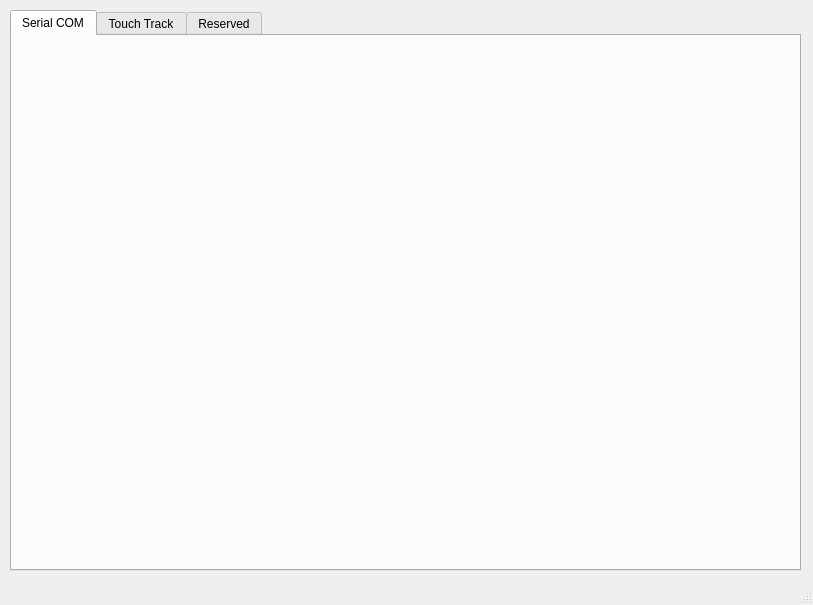
This is gui/MixSerialPort.ui in JayHeng/MixSerialPort as Qt 5 draws it before an edit. The edited form follows.
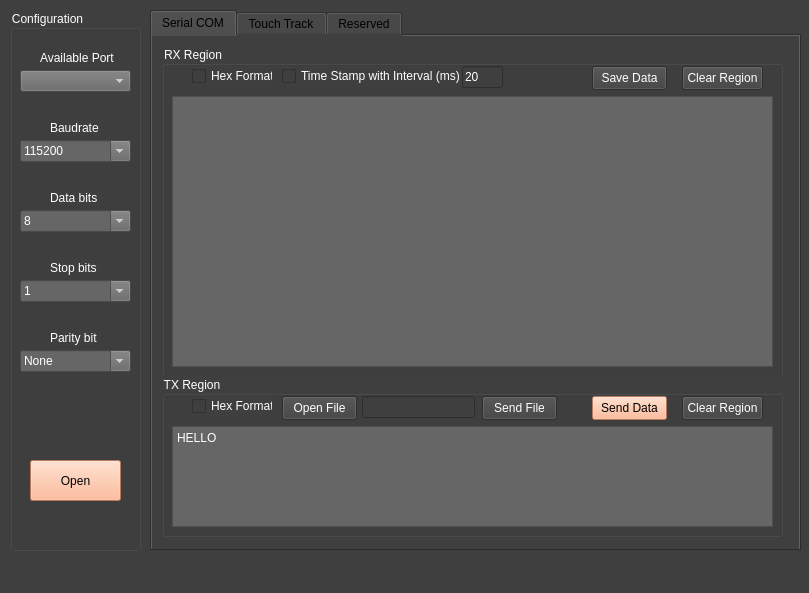
This is the edited form. The open tabs and pages were chosen to show the change.

Patch:
```diff
--- a/gui/MixSerialPort.ui
+++ b/gui/MixSerialPort.ui
@@ -6,30 +6,267 @@
    <rect>
     <x>0</x>
     <y>0</y>
-    <width>813</width>
-    <height>605</height>
+    <width>809</width>
+    <height>593</height>
    </rect>
   </property>
   <property name="windowTitle">
    <string>MixSerialPort</string>
   </property>
+  <property name="autoFillBackground">
+   <bool>true</bool>
+  </property>
+  <property name="styleSheet">
+   <string notr="true">background-color: rgb(63, 63, 63);</string>
+  </property>
   <widget class="QWidget" name="centralwidget">
+   <property name="autoFillBackground">
+    <bool>true</bool>
+   </property>
    <widget class="QTabWidget" name="tabWidget">
     <property name="geometry">
      <rect>
-      <x>10</x>
+      <x>150</x>
       <y>10</y>
-      <width>791</width>
-      <height>561</height>
+      <width>651</width>
+      <height>541</height>
      </rect>
     </property>
+    <property name="autoFillBackground">
+     <bool>true</bool>
+    </property>
+    <property name="styleSheet">
+     <string notr="true">background-color: rgb(63, 63, 63);
+</string>
+    </property>
     <property name="currentIndex">
      <number>1</number>
     </property>
-    <widget class="QWidget" name="tab1_com">
+    <widget class="QWidget" name="tab_com">
+     <property name="autoFillBackground">
+      <bool>true</bool>
+     </property>
+     <property name="styleSheet">
+      <string notr="true">background-color: rgb(63, 63, 63);</string>
+     </property>
      <attribute name="title">
       <string>Serial COM</string>
      </attribute>
+     <widget class="QGroupBox" name="groupBox_rx">
+      <property name="geometry">
+       <rect>
+        <x>10</x>
+        <y>10</y>
+        <width>621</width>
+        <height>331</height>
+       </rect>
+      </property>
+      <property name="styleSheet">
+       <string notr="true">color: rgb(255, 255, 255);</string>
+      </property>
+      <property name="title">
+       <string>RX Region</string>
+      </property>
+      <widget class="QTextEdit" name="textEdit_rx">
+       <property name="geometry">
+        <rect>
+         <x>10</x>
+         <y>50</y>
+         <width>601</width>
+         <height>271</height>
+        </rect>
+       </property>
+       <property name="styleSheet">
+        <string notr="true">background-color: rgb(102, 102, 102);</string>
+       </property>
+       <property name="readOnly">
+        <bool>true</bool>
+       </property>
+      </widget>
+      <widget class="QCheckBox" name="checkBox_rxHexFmt">
+       <property name="geometry">
+        <rect>
+         <x>30</x>
+         <y>20</y>
+         <width>81</width>
+         <height>20</height>
+        </rect>
+       </property>
+       <property name="text">
+        <string>Hex Format</string>
+       </property>
+      </widget>
+      <widget class="QCheckBox" name="checkBox_rxTimeStamp">
+       <property name="geometry">
+        <rect>
+         <x>120</x>
+         <y>20</y>
+         <width>181</width>
+         <height>20</height>
+        </rect>
+       </property>
+       <property name="text">
+        <string>Time Stamp with Interval (ms)</string>
+       </property>
+      </widget>
+      <widget class="QLineEdit" name="lineEdit_rxTimeStampInterval">
+       <property name="geometry">
+        <rect>
+         <x>300</x>
+         <y>20</y>
+         <width>41</width>
+         <height>22</height>
+        </rect>
+       </property>
+       <property name="text">
+        <string>20</string>
+       </property>
+      </widget>
+      <widget class="QPushButton" name="pushButton_rxSaveData">
+       <property name="geometry">
+        <rect>
+         <x>430</x>
+         <y>20</y>
+         <width>75</width>
+         <height>24</height>
+        </rect>
+       </property>
+       <property name="text">
+        <string>Save Data</string>
+       </property>
+      </widget>
+      <widget class="QPushButton" name="pushButton_rxClearRegion">
+       <property name="geometry">
+        <rect>
+         <x>520</x>
+         <y>20</y>
+         <width>81</width>
+         <height>24</height>
+        </rect>
+       </property>
+       <property name="text">
+        <string>Clear Region</string>
+       </property>
+      </widget>
+     </widget>
+     <widget class="QGroupBox" name="groupBox_tx">
+      <property name="geometry">
+       <rect>
+        <x>10</x>
+        <y>340</y>
+        <width>621</width>
+        <height>161</height>
+       </rect>
+      </property>
+      <property name="styleSheet">
+       <string notr="true">color: rgb(255, 255, 255);</string>
+      </property>
+      <property name="title">
+       <string>TX Region</string>
+      </property>
+      <widget class="QCheckBox" name="checkBox_txHexFmt">
+       <property name="geometry">
+        <rect>
+         <x>30</x>
+         <y>20</y>
+         <width>81</width>
+         <height>20</height>
+        </rect>
+       </property>
+       <property name="text">
+        <string>Hex Format</string>
+       </property>
+      </widget>
+      <widget class="QPushButton" name="pushButton_txOpenFile">
+       <property name="geometry">
+        <rect>
+         <x>120</x>
+         <y>20</y>
+         <width>75</width>
+         <height>24</height>
+        </rect>
+       </property>
+       <property name="text">
+        <string>Open File</string>
+       </property>
+      </widget>
+      <widget class="QLineEdit" name="lineEdit_txFile">
+       <property name="geometry">
+        <rect>
+         <x>200</x>
+         <y>20</y>
+         <width>113</width>
+         <height>22</height>
+        </rect>
+       </property>
+      </widget>
+      <widget class="QPushButton" name="pushButton_txSendFile">
+       <property name="geometry">
+        <rect>
+         <x>320</x>
+         <y>20</y>
+         <width>75</width>
+         <height>24</height>
+        </rect>
+       </property>
+       <property name="text">
+        <string>Send File</string>
+       </property>
+      </widget>
+      <widget class="QPushButton" name="pushButton_txSendData">
+       <property name="geometry">
+        <rect>
+         <x>430</x>
+         <y>20</y>
+         <width>75</width>
+         <height>24</height>
+        </rect>
+       </property>
+       <property name="styleSheet">
+        <string notr="true">background-color: rgb(255, 170, 127);
+color: rgb(0, 0, 0);</string>
+       </property>
+       <property name="text">
+        <string>Send Data</string>
+       </property>
+      </widget>
+      <widget class="QPushButton" name="pushButton_txClearRegion">
+       <property name="geometry">
+        <rect>
+         <x>520</x>
+         <y>20</y>
+         <width>81</width>
+         <height>24</height>
+        </rect>
+       </property>
+       <property name="text">
+        <string>Clear Region</string>
+       </property>
+      </widget>
+      <widget class="QTextEdit" name="textEdit_tx">
+       <property name="geometry">
+        <rect>
+         <x>10</x>
+         <y>50</y>
+         <width>601</width>
+         <height>101</height>
+        </rect>
+       </property>
+       <property name="styleSheet">
+        <string notr="true">background-color: rgb(102, 102, 102);</string>
+       </property>
+       <property name="html">
+        <string>&lt;!DOCTYPE HTML PUBLIC &quot;-//W3C//DTD HTML 4.0//EN&quot; &quot;http://www.w3.org/TR/REC-html40/strict.dtd&quot;&gt;
+&lt;html&gt;&lt;head&gt;&lt;meta name=&quot;qrichtext&quot; content=&quot;1&quot; /&gt;&lt;meta charset=&quot;utf-8&quot; /&gt;&lt;style type=&quot;text/css&quot;&gt;
+p, li { white-space: pre-wrap; }
+hr { height: 1px; border-width: 0; }
+li.unchecked::marker { content: &quot;\2610&quot;; }
+li.checked::marker { content: &quot;\2612&quot;; }
+&lt;/style&gt;&lt;/head&gt;&lt;body style=&quot; font-family:'Segoe UI'; font-size:9pt; font-weight:400; font-style:normal;&quot;&gt;
+&lt;p style=&quot; margin-top:0px; margin-bottom:0px; margin-left:0px; margin-right:0px; -qt-block-indent:0; text-indent:0px;&quot;&gt;HELLO&lt;/p&gt;&lt;/body&gt;&lt;/html&gt;</string>
+       </property>
+      </widget>
+     </widget>
     </widget>
     <widget class="QWidget" name="tab2_touch">
      <attribute name="title">
@@ -52,6 +289,326 @@
      </attribute>
     </widget>
    </widget>
+   <widget class="QGroupBox" name="groupBox_cfg">
+    <property name="geometry">
+     <rect>
+      <x>10</x>
+      <y>10</y>
+      <width>131</width>
+      <height>541</height>
+     </rect>
+    </property>
+    <property name="styleSheet">
+     <string notr="true">background-color: rgb(63, 63, 63);
+color: rgb(255, 255, 255);</string>
+    </property>
+    <property name="title">
+     <string>Configuration</string>
+    </property>
+    <widget class="QLabel" name="label_port">
+     <property name="geometry">
+      <rect>
+       <x>30</x>
+       <y>40</y>
+       <width>81</width>
+       <height>16</height>
+      </rect>
+     </property>
+     <property name="styleSheet">
+      <string notr="true">color: rgb(255, 255, 255);</string>
+     </property>
+     <property name="text">
+      <string>Available Port</string>
+     </property>
+    </widget>
+    <widget class="QComboBox" name="comboBox_port">
+     <property name="geometry">
+      <rect>
+       <x>10</x>
+       <y>60</y>
+       <width>111</width>
+       <height>22</height>
+      </rect>
+     </property>
+     <property name="styleSheet">
+      <string notr="true">background-color: rgb(102, 102, 102);</string>
+     </property>
+    </widget>
+    <widget class="QLabel" name="label_baud">
+     <property name="geometry">
+      <rect>
+       <x>40</x>
+       <y>110</y>
+       <width>51</width>
+       <height>16</height>
+      </rect>
+     </property>
+     <property name="styleSheet">
+      <string notr="true">color: rgb(255, 255, 255);</string>
+     </property>
+     <property name="text">
+      <string>Baudrate</string>
+     </property>
+    </widget>
+    <widget class="QComboBox" name="comboBox_baud">
+     <property name="geometry">
+      <rect>
+       <x>10</x>
+       <y>130</y>
+       <width>111</width>
+       <height>22</height>
+      </rect>
+     </property>
+     <property name="styleSheet">
+      <string notr="true">background-color: rgb(102, 102, 102);</string>
+     </property>
+     <property name="editable">
+      <bool>true</bool>
+     </property>
+     <property name="currentIndex">
+      <number>8</number>
+     </property>
+     <property name="maxCount">
+      <number>15</number>
+     </property>
+     <property name="sizeAdjustPolicy">
+      <enum>QComboBox::AdjustToContentsOnFirstShow</enum>
+     </property>
+     <item>
+      <property name="text">
+       <string>1200</string>
+      </property>
+     </item>
+     <item>
+      <property name="text">
+       <string>2400</string>
+      </property>
+     </item>
+     <item>
+      <property name="text">
+       <string>4800</string>
+      </property>
+     </item>
+     <item>
+      <property name="text">
+       <string>9600</string>
+      </property>
+     </item>
+     <item>
+      <property name="text">
+       <string>14400</string>
+      </property>
+     </item>
+     <item>
+      <property name="text">
+       <string>19200</string>
+      </property>
+     </item>
+     <item>
+      <property name="text">
+       <string>38400</string>
+      </property>
+     </item>
+     <item>
+      <property name="text">
+       <string>57600</string>
+      </property>
+     </item>
+     <item>
+      <property name="text">
+       <string>115200</string>
+      </property>
+     </item>
+    </widget>
+    <widget class="QLabel" name="label_dataBits">
+     <property name="geometry">
+      <rect>
+       <x>40</x>
+       <y>180</y>
+       <width>51</width>
+       <height>16</height>
+      </rect>
+     </property>
+     <property name="styleSheet">
+      <string notr="true">color: rgb(255, 255, 255);</string>
+     </property>
+     <property name="text">
+      <string>Data bits</string>
+     </property>
+    </widget>
+    <widget class="QComboBox" name="comboBox_dataBits">
+     <property name="geometry">
+      <rect>
+       <x>10</x>
+       <y>200</y>
+       <width>111</width>
+       <height>22</height>
+      </rect>
+     </property>
+     <property name="styleSheet">
+      <string notr="true">background-color: rgb(102, 102, 102);</string>
+     </property>
+     <property name="editable">
+      <bool>true</bool>
+     </property>
+     <property name="currentIndex">
+      <number>3</number>
+     </property>
+     <property name="maxVisibleItems">
+      <number>10</number>
+     </property>
+     <item>
+      <property name="text">
+       <string>5</string>
+      </property>
+     </item>
+     <item>
+      <property name="text">
+       <string>6</string>
+      </property>
+     </item>
+     <item>
+      <property name="text">
+       <string>7</string>
+      </property>
+     </item>
+     <item>
+      <property name="text">
+       <string>8</string>
+      </property>
+     </item>
+    </widget>
+    <widget class="QLabel" name="label_stopBits">
+     <property name="geometry">
+      <rect>
+       <x>40</x>
+       <y>250</y>
+       <width>51</width>
+       <height>16</height>
+      </rect>
+     </property>
+     <property name="styleSheet">
+      <string notr="true">color: rgb(255, 255, 255);</string>
+     </property>
+     <property name="text">
+      <string>Stop bits</string>
+     </property>
+    </widget>
+    <widget class="QComboBox" name="comboBox_stopBits">
+     <property name="geometry">
+      <rect>
+       <x>10</x>
+       <y>270</y>
+       <width>111</width>
+       <height>22</height>
+      </rect>
+     </property>
+     <property name="styleSheet">
+      <string notr="true">background-color: rgb(102, 102, 102);</string>
+     </property>
+     <property name="editable">
+      <bool>true</bool>
+     </property>
+     <property name="currentIndex">
+      <number>0</number>
+     </property>
+     <item>
+      <property name="text">
+       <string>1</string>
+      </property>
+     </item>
+     <item>
+      <property name="text">
+       <string>1.5</string>
+      </property>
+     </item>
+     <item>
+      <property name="text">
+       <string>2</string>
+      </property>
+     </item>
+    </widget>
+    <widget class="QLabel" name="label_parityBit">
+     <property name="geometry">
+      <rect>
+       <x>40</x>
+       <y>320</y>
+       <width>51</width>
+       <height>16</height>
+      </rect>
+     </property>
+     <property name="styleSheet">
+      <string notr="true">color: rgb(255, 255, 255);</string>
+     </property>
+     <property name="text">
+      <string>Parity bit</string>
+     </property>
+    </widget>
+    <widget class="QComboBox" name="comboBox_parityBit">
+     <property name="geometry">
+      <rect>
+       <x>10</x>
+       <y>340</y>
+       <width>111</width>
+       <height>22</height>
+      </rect>
+     </property>
+     <property name="layoutDirection">
+      <enum>Qt::LeftToRight</enum>
+     </property>
+     <property name="styleSheet">
+      <string notr="true">background-color: rgb(102, 102, 102);</string>
+     </property>
+     <property name="editable">
+      <bool>true</bool>
+     </property>
+     <property name="currentIndex">
+      <number>0</number>
+     </property>
+     <item>
+      <property name="text">
+       <string>None</string>
+      </property>
+     </item>
+     <item>
+      <property name="text">
+       <string>Even</string>
+      </property>
+     </item>
+     <item>
+      <property name="text">
+       <string>Odd</string>
+      </property>
+     </item>
+     <item>
+      <property name="text">
+       <string>Mark</string>
+      </property>
+     </item>
+     <item>
+      <property name="text">
+       <string>Space</string>
+      </property>
+     </item>
+    </widget>
+    <widget class="QPushButton" name="pushButton_open">
+     <property name="geometry">
+      <rect>
+       <x>20</x>
+       <y>450</y>
+       <width>91</width>
+       <height>41</height>
+      </rect>
+     </property>
+     <property name="styleSheet">
+      <string notr="true">background-color: rgb(255, 170, 127);
+color: rgb(0, 0, 0);</string>
+     </property>
+     <property name="text">
+      <string>Open</string>
+     </property>
+    </widget>
+   </widget>
   </widget>
   <widget class="QMenuBar" name="menubar">
    <property name="geometry">
```
Left out of the diff: 14 changed lines with no effect on the pictures.
